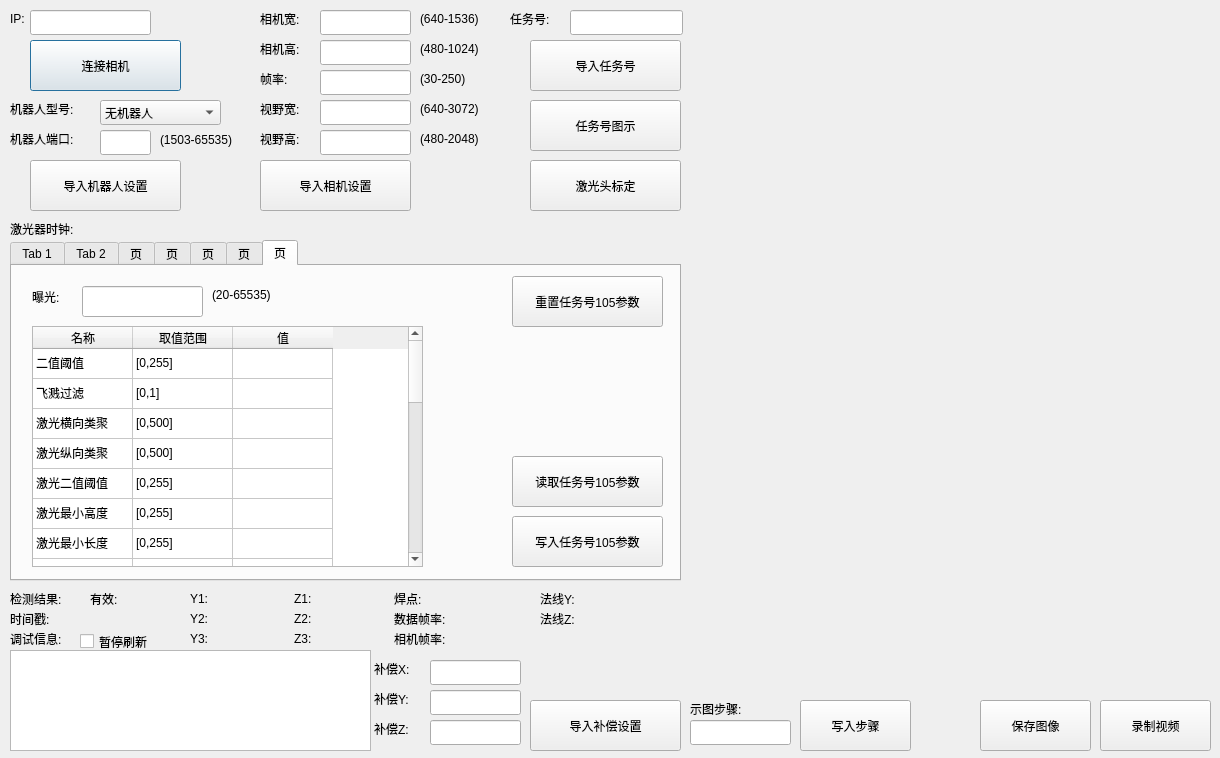
Above: qtmysunnydlg.ui from qubo188612/qtwelding before the change. Below: the same form after it.
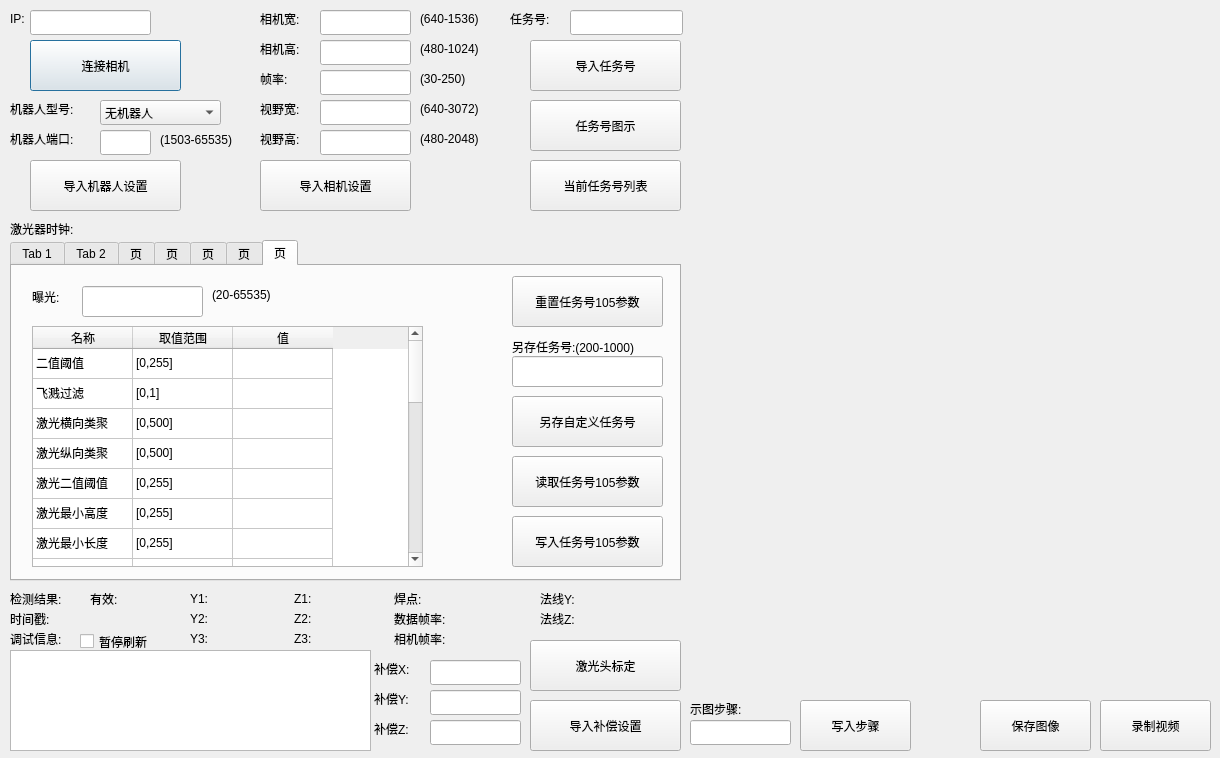
That is the form after the change. The open tabs and pages were chosen to show the change. Custom widgets are drawn as their Qt base class.

```diff
--- a/qtmysunnydlg.ui
+++ b/qtmysunnydlg.ui
@@ -4316,6 +4316,42 @@
       <string>重置任务号105参数</string>
      </property>
     </widget>
+    <widget class="QLineEdit" name="alg105_othersave">
+     <property name="geometry">
+      <rect>
+       <x>500</x>
+       <y>90</y>
+       <width>151</width>
+       <height>31</height>
+      </rect>
+     </property>
+    </widget>
+    <widget class="QPushButton" name="othersaveTab7Btn">
+     <property name="geometry">
+      <rect>
+       <x>500</x>
+       <y>130</y>
+       <width>151</width>
+       <height>51</height>
+      </rect>
+     </property>
+     <property name="text">
+      <string>另存自定义任务号</string>
+     </property>
+    </widget>
+    <widget class="QLabel" name="tab7label_3">
+     <property name="geometry">
+      <rect>
+       <x>500</x>
+       <y>70</y>
+       <width>151</width>
+       <height>21</height>
+      </rect>
+     </property>
+     <property name="text">
+      <string>另存任务号:(200-1000)</string>
+     </property>
+    </widget>
    </widget>
   </widget>
   <widget class="QLabel" name="label_30">
@@ -4462,7 +4498,7 @@
    <property name="geometry">
     <rect>
      <x>530</x>
-     <y>160</y>
+     <y>640</y>
      <width>151</width>
      <height>51</height>
     </rect>
@@ -4716,6 +4752,19 @@
     <string>导入补偿设置</string>
    </property>
   </widget>
+  <widget class="QPushButton" name="tasklistshowBtn">
+   <property name="geometry">
+    <rect>
+     <x>530</x>
+     <y>160</y>
+     <width>151</width>
+     <height>51</height>
+    </rect>
+   </property>
+   <property name="text">
+    <string>当前任务号列表</string>
+   </property>
+  </widget>
  </widget>
  <customwidgets>
   <customwidget>
```
Left out of the diff: 182 changed lines with no effect on the pictures.
